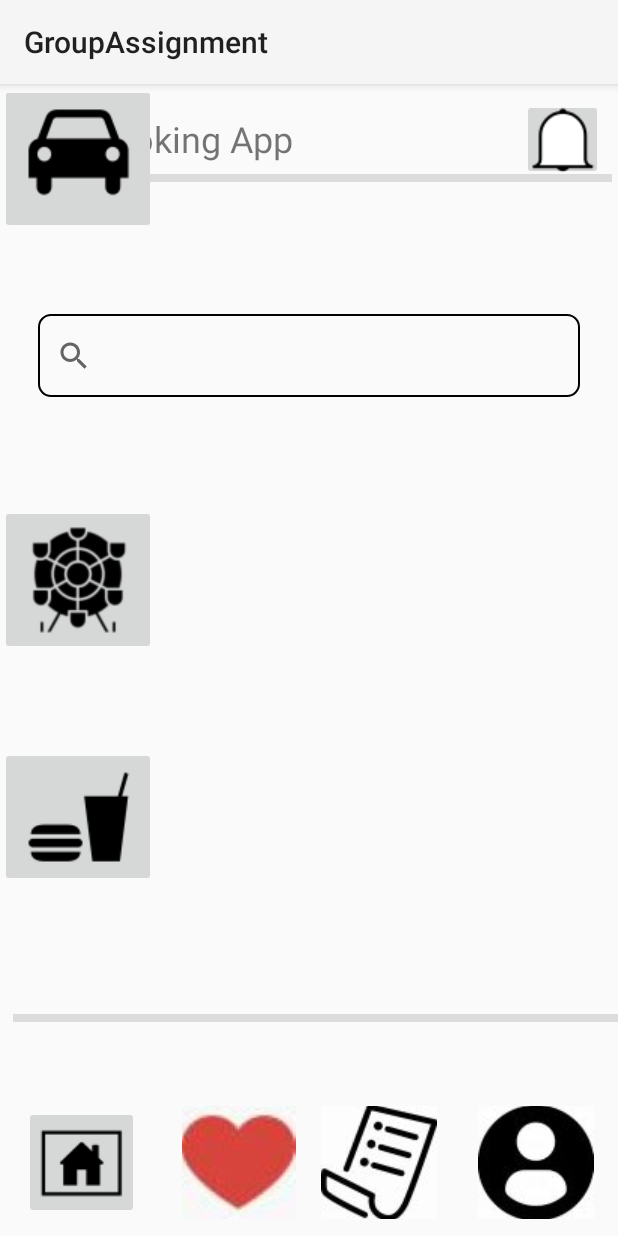
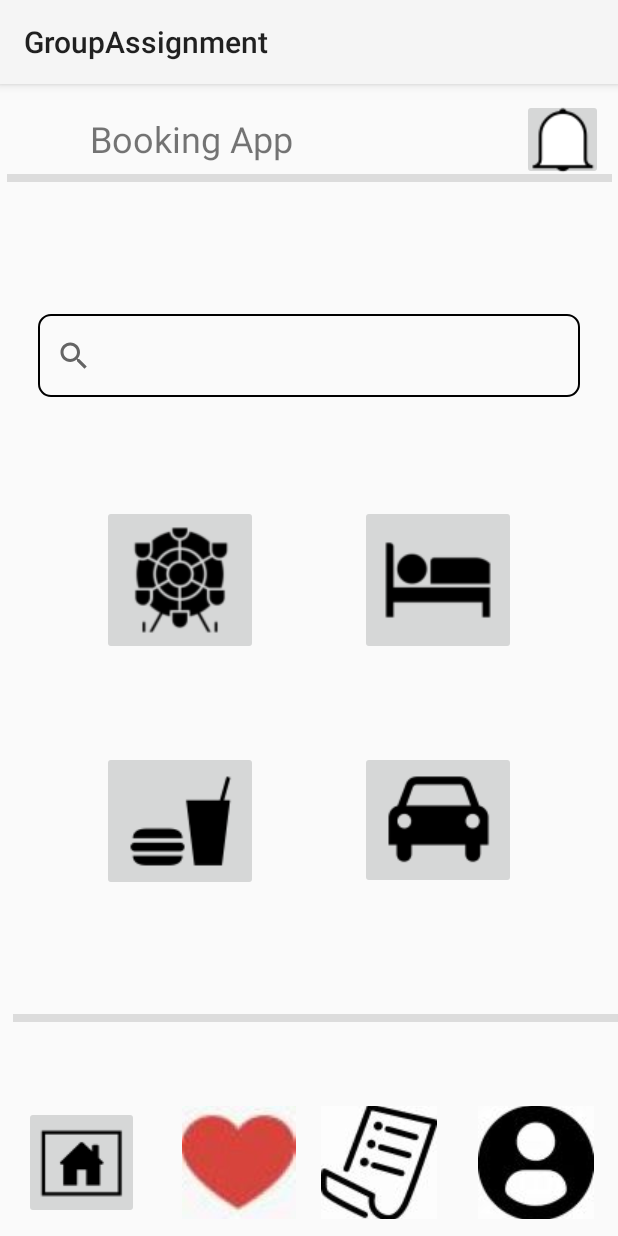
Before and after one commit to Yang88l/AndroidGroupAssignment, an Android app: the choose screen opened directly, with no data from a screen before it, on a phone screen of 412 x 824 dp. Run offline under Robolectric (Android 15) with nearby library versions, the phone set to English and light mode, and no system bars.

Commit message:
fix all 乱的 xml file

```diff
--- a/app/src/main/res/layout/choose.xml
+++ b/app/src/main/res/layout/choose.xml
@@ -116,40 +116,44 @@
         android:id="@+id/imageButton2"
         android:layout_width="wrap_content"
         android:layout_height="wrap_content"
+        android:layout_marginStart="68dp"
         android:layout_marginTop="72dp"
         android:onClick="play"
+        app:layout_constraintStart_toStartOf="parent"
         app:layout_constraintTop_toBottomOf="@+id/searchView"
-        app:srcCompat="@drawable/entertainment"
-        tools:layout_editor_absoluteX="70dp" />
+        app:srcCompat="@drawable/entertainment" />
 
     <ImageButton
         android:id="@+id/imageButton3"
         android:layout_width="wrap_content"
         android:layout_height="wrap_content"
-        android:layout_marginBottom="76dp"
+        android:layout_marginStart="68dp"
+        android:layout_marginTop="64dp"
         android:onClick="food"
-        app:layout_constraintBottom_toTopOf="@+id/divide"
+        app:layout_constraintStart_toStartOf="parent"
         app:layout_constraintTop_toBottomOf="@+id/imageButton2"
-        app:layout_constraintVertical_bias="0.876"
-        app:srcCompat="@drawable/food"
-        tools:layout_editor_absoluteX="70dp" />
+        app:srcCompat="@drawable/food" />
 
     <ImageButton
         android:id="@+id/imageButton4"
         android:layout_width="wrap_content"
         android:layout_height="wrap_content"
+        android:layout_marginStart="68dp"
+        android:layout_marginTop="72dp"
         android:onClick="hotel"
-        app:srcCompat="@drawable/hotel"
-        tools:layout_editor_absoluteX="243dp"
-        tools:layout_editor_absoluteY="280dp" />
+        app:layout_constraintStart_toEndOf="@+id/imageButton2"
+        app:layout_constraintTop_toBottomOf="@+id/searchView"
+        app:srcCompat="@drawable/hotel" />
 
     <ImageButton
         android:id="@+id/imageButton5"
         android:layout_width="wrap_content"
         android:layout_height="wrap_content"
+        android:layout_marginStart="68dp"
+        android:layout_marginTop="64dp"
         android:onClick="transport"
-        app:srcCompat="@drawable/transport"
-        tools:layout_editor_absoluteX="243dp"
-        tools:layout_editor_absoluteY="443dp" />
+        app:layout_constraintStart_toEndOf="@+id/imageButton3"
+        app:layout_constraintTop_toBottomOf="@+id/imageButton4"
+        app:srcCompat="@drawable/transport" />
 
 </androidx.constraintlayout.widget.ConstraintLayout>
--- a/app/src/main/res/layout/lrt_ampang.xml
+++ b/app/src/main/res/layout/lrt_ampang.xml
@@ -39,11 +39,12 @@
         android:layout_width="wrap_content"
         android:layout_height="wrap_content"
         android:layout_marginStart="116dp"
+        android:layout_marginTop="6dp"
         android:labelFor="@id/inputfrom2"
         android:text="Go Return"
         android:textSize="24sp"
         app:layout_constraintStart_toStartOf="parent"
-        tools:layout_editor_absoluteY="349dp" />
+        app:layout_constraintTop_toBottomOf="@+id/inputfrom" />
 
     <TextView
         android:id="@+id/from3"
--- a/app/src/main/res/layout/payment.xml
+++ b/app/src/main/res/layout/payment.xml
@@ -130,11 +130,13 @@
         android:id="@+id/amount"
         android:layout_width="200dp"
         android:layout_height="50dp"
+        android:layout_marginTop="24dp"
         android:ems="10"
         android:hint="Enter PIN"
         android:inputType="text"
-        tools:layout_editor_absoluteX="105dp"
-        tools:layout_editor_absoluteY="319dp" />
+        app:layout_constraintEnd_toEndOf="parent"
+        app:layout_constraintStart_toStartOf="parent"
+        app:layout_constraintTop_toBottomOf="@+id/price" />
 
     <TextView
         android:id="@+id/textView28"
--- a/app/src/main/res/layout/payment_method.xml
+++ b/app/src/main/res/layout/payment_method.xml
@@ -103,12 +103,13 @@
         android:id="@+id/touchngo"
         android:layout_width="265dp"
         android:layout_height="72dp"
-        android:layout_marginStart="72dp"
+        android:layout_marginTop="272dp"
         android:onClick="touchngo"
         android:text="TouchNGo"
         android:textSize="22dp"
+        app:layout_constraintEnd_toEndOf="parent"
         app:layout_constraintStart_toStartOf="parent"
-        tools:layout_editor_absoluteY="262dp" />
+        app:layout_constraintTop_toBottomOf="@+id/divider" />
 
 
 </androidx.constraintlayout.widget.ConstraintLayout>
--- a/app/src/main/res/layout/sign_up.xml
+++ b/app/src/main/res/layout/sign_up.xml
@@ -31,7 +31,7 @@
         android:id="@+id/textView"
         android:layout_width="wrap_content"
         android:layout_height="wrap_content"
-        android:layout_marginTop="40dp"
+        android:layout_marginTop="10dp"
         android:text="New User Register"
         android:textSize="30dp"
         app:layout_constraintEnd_toEndOf="parent"
@@ -42,9 +42,9 @@
         android:layout_width="0dp"
         android:layout_height="0dp"
         android:layout_marginStart="20dp"
-        android:layout_marginTop="30dp"
+        android:layout_marginTop="10dp"
         android:layout_marginEnd="20dp"
-        android:layout_marginBottom="80dp"
+        android:layout_marginBottom="40dp"
         android:background="@color/material_dynamic_secondary90"
         app:layout_constraintBottom_toBottomOf="parent"
         app:layout_constraintEnd_toEndOf="parent"
```
Also changed, not shown: app/src/main/res/layout/accommodation.xml (+11 -9 lines), app/src/main/res/layout/booking_summary.xml (+7 -4 lines), app/src/main/res/layout/food.xml (+14 -15 lines), app/src/main/res/layout/payment_successful.xml (+15 -7 lines), app/src/main/res/layout/planning_summary.xml (+12 -7 lines), app/src/main/res/layout/play.xml (+11 -11 lines), app/src/main/res/layout/set_picture.xml (+19 -14 lines).
